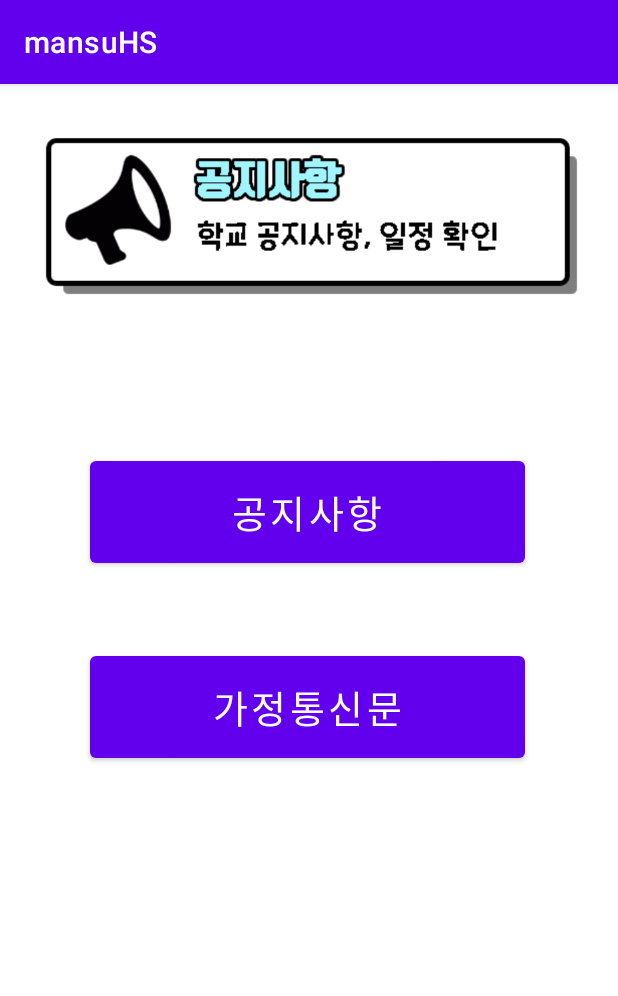
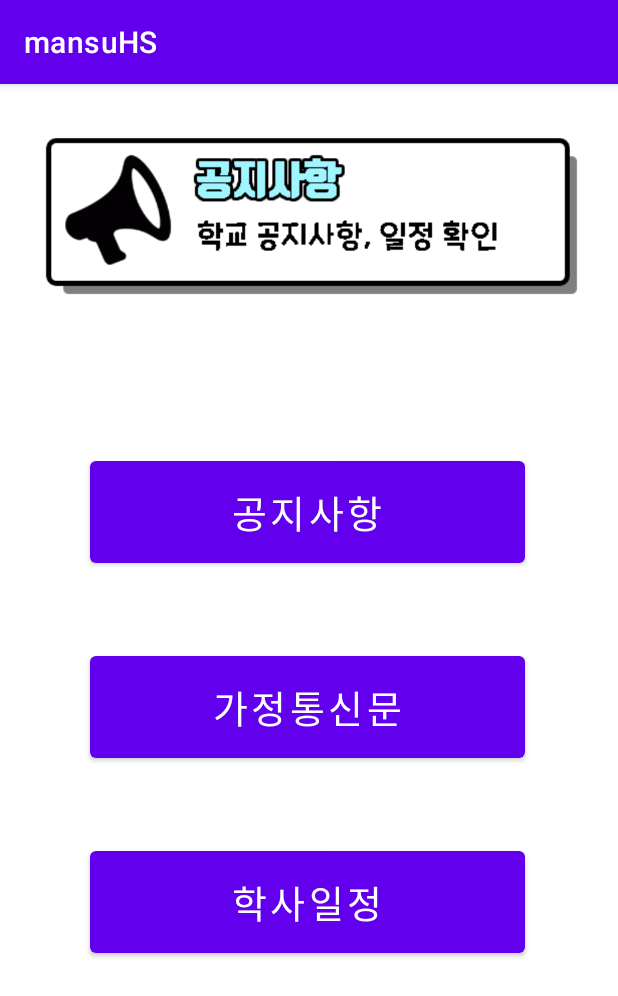
Before and after one commit to Park-minseo/mansuHS, an Android app: the leechanyoung screen opened directly, with no data from a screen before it, on a phone screen of 412 x 824 dp. Shown: the top 996 px of the screen. Run offline under Robolectric (Android 15) with nearby library versions, the phone set to English and light mode, and no system bars.

Commit message:
공지, 가정통신문, 학사일정 추가

```diff
--- a/app/src/main/java/com/mbtl/mansuhighschool/leechanyoung.java
+++ b/app/src/main/java/com/mbtl/mansuhighschool/leechanyoung.java
@@ -16,8 +16,11 @@ public class leechanyoung extends AppCompatActivity {
         super.onCreate(savedInstanceState);
         setContentView(R.layout.leechanyoung);
         AppCompatDelegate.setDefaultNightMode(AppCompatDelegate.MODE_NIGHT_NO);//핸드폰이 다크모드여도 앱 배경 안변하게 함
+
         Button gongji = findViewById(R.id.button1_lcy);
         Button gajung = findViewById(R.id.button2_lcy);
+        Button haksa = findViewById(R.id.button3_lcy);
+
         gongji.setOnClickListener(new View.OnClickListener() {
             @Override
             public void onClick(View view){
@@ -36,5 +39,13 @@ public class leechanyoung extends AppCompatActivity {
 
             }
         });
+
+        haksa.setOnClickListener(new View.OnClickListener() {
+            @Override
+            public void onClick(View view){
+                Intent intent = new Intent(Intent.ACTION_VIEW, Uri.parse("http://ims.icehs.kr/schdList.do?m=0414&s=ims"));
+                startActivity(intent);
+            }
+        });
+        }
     }
-}
--- a/app/src/main/res/layout/leechanyoung.xml
+++ b/app/src/main/res/layout/leechanyoung.xml
@@ -5,6 +5,7 @@
     android:layout_width="match_parent"
     android:layout_height="match_parent"
     tools:context=".leechanyoung">
+
     <ImageButton
         android:id="@+id/button5"
         android:layout_width="402dp"
@@ -39,4 +40,14 @@
         app:layout_constraintEnd_toEndOf="@id/button1_lcy"
         app:layout_constraintTop_toBottomOf="@id/button1_lcy" />
 
+    <Button
+        android:id="@+id/button3_lcy"
+        android:layout_width="290dp"
+        android:layout_height="80dp"
+        android:layout_marginTop="50dp"
+        android:text="학사일정"
+        android:textSize="25sp"
+        app:layout_constraintEnd_toEndOf="@id/button2_lcy"
+        app:layout_constraintTop_toBottomOf="@id/button2_lcy" />
+
 </androidx.constraintlayout.widget.ConstraintLayout>
```
Also changed, not shown: app/src/main/java/com/mbtl/mansuhighschool/calculator.java (+18 -14 lines), app/src/main/res/layout/calculator.xml (+6 -6 lines).
